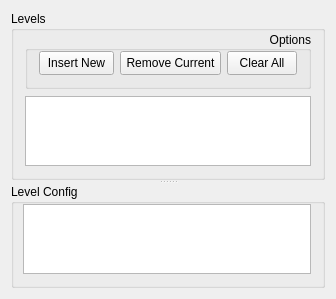
This is src/editor/LevelConfigWidget.ui in KarimTakieddine/ProjectDiamond as Qt 5 draws it before an edit. The edited form follows.
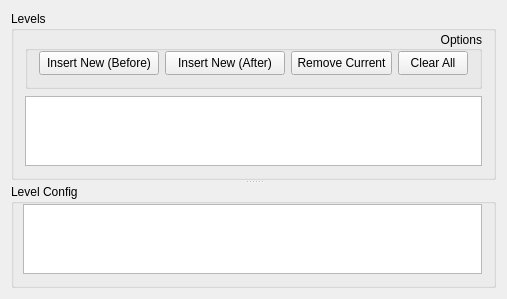
This is the edited form.

Commit message: Minor bug fixes with editing level names

What changed in the file:
```diff
--- a/src/editor/LevelConfigWidget.ui
+++ b/src/editor/LevelConfigWidget.ui
@@ -6,8 +6,8 @@
    <rect>
     <x>0</x>
     <y>0</y>
-    <width>316</width>
-    <height>285</height>
+    <width>487</width>
+    <height>277</height>
    </rect>
   </property>
   <property name="windowTitle">
@@ -46,12 +46,25 @@
            <widget class="QPushButton" name="insertNewButton">
             <property name="minimumSize">
              <size>
-              <width>75</width>
+              <width>120</width>
               <height>24</height>
              </size>
             </property>
             <property name="text">
-             <string>Insert New</string>
+             <string>Insert New (Before)</string>
+            </property>
+           </widget>
+          </item>
+          <item>
+           <widget class="QPushButton" name="insertNewAfterButton">
+            <property name="minimumSize">
+             <size>
+              <width>120</width>
+              <height>24</height>
+             </size>
+            </property>
+            <property name="text">
+             <string>Insert New (After)</string>
             </property>
            </widget>
           </item>
```
Left out of the diff: 2 changed lines with no effect on the pictures. The commit also changes 4 other files.
